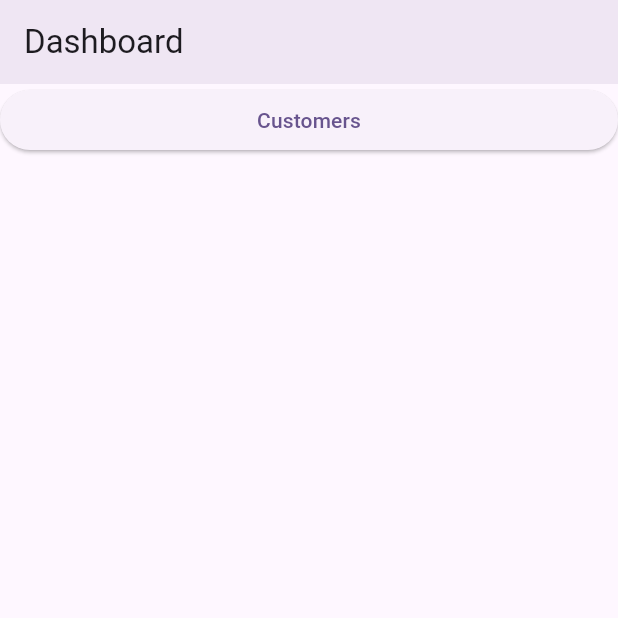
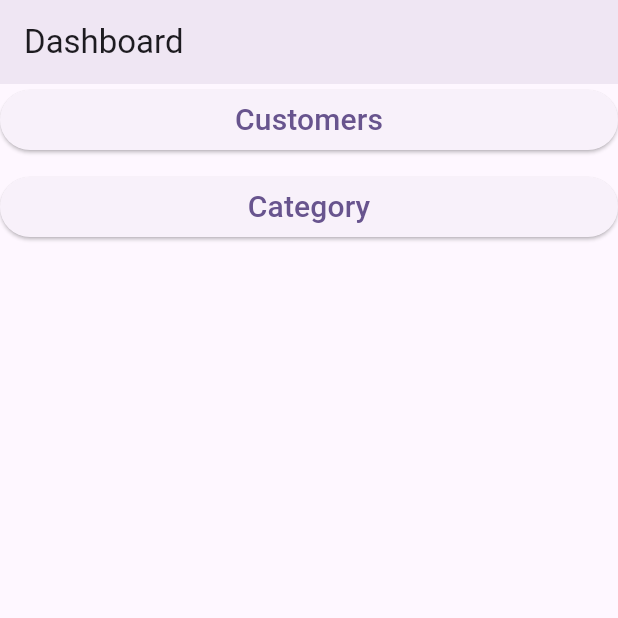
Before and after one commit to tulsi1729/QuickBill, a Flutter app: the screen it shows after launch, on a phone screen of 412 x 824 dp, the top half of it. Run offline on Flutter 3.47's test engine with Material 3 defaults, Android fonts, the phone set to English and light mode, and no system bars; our stand-ins replace flutter_riverpod; generated files the repository leaves out were written again.

Commit message:
Edit, Delete Categories Functionality  added

```diff
--- /dev/null
+++ b/lib/src/categories/models/categories.dart
@@ -0,0 +1,5 @@
+class Category {
+  final String guid;
+  final String name;
+  Category({required this.guid, required this.name});
+}
--- /dev/null
+++ b/lib/src/categories/presentation/view_categories_notifier.dart
@@ -0,0 +1,40 @@
+import 'dart:core';
+
+import 'package:flutter_riverpod/flutter_riverpod.dart';
+import 'package:quick_bill/src/categories/models/categories.dart';
+
+class ViewCategoriesNotifier extends Notifier<List<Category>> {
+  @override
+  List<Category> build() {
+    return <Category>[
+      Category(guid: '1', name: "Cake"),
+      Category(guid: '2', name: "Bread"),
+      Category(guid: '3', name: "Pau"),
+    ];
+  }
+
+  void add(Category newCategory) {
+    state = [...state, newCategory];
+  }
+
+  void edit(Category editCategory) {
+    List<Category> categories = [...state];
+    int index =
+        categories.indexWhere((category) => category.guid == editCategory.guid);
+    Category existing =
+        categories.firstWhere((category) => category.guid == editCategory.guid);
+    categories.remove(existing);
+    categories.insert(index, editCategory);
+    state = categories;
+  }
+
+  bool delete(Category deleteCategory) {
+    bool deleted = state.remove(deleteCategory);
+    state = [...state];
+    return deleted;
+  }
+}
+
+final categoriesProvider =
+    NotifierProvider<ViewCategoriesNotifier, List<Category>>(
+        ViewCategoriesNotifier.new);
--- a/lib/src/dashboard/presentation/dashboard_screen.dart
+++ b/lib/src/dashboard/presentation/dashboard_screen.dart
@@ -1,4 +1,5 @@
 import 'package:flutter/material.dart';
+import 'package:quick_bill/src/categories/presentation/view_categories.dart';
 import 'package:quick_bill/src/customers/presentation/view_customers.dart';
 import 'package:quick_bill/src/debug/red_container.dart';
 import 'package:quick_bill/src/localization/app_localizations_context.dart';
@@ -8,13 +9,15 @@ class DashboardScreen extends StatelessWidget {
 
   @override
   Widget build(BuildContext context) {
-    final Map<String, Type> items = {
-      "customers": ViewCustomers,
+    final keys = ["customers", "category"];
+    final Map<String, Widget Function(BuildContext)> items = {
+      "customers": (context) => const ViewCustomers(),
+      "category": (context) => const ViewCategories()
     };
     final Map<String, String> titlesMap = {
       "customers": context.l10n.customersLabel,
+      "category": context.l10n.categoryLabel,
     };
-    final keys = items.keys;
     return Scaffold(
       appBar: AppBar(
         title: Text(context.l10n.dashboardTitle),
@@ -34,10 +37,14 @@ class DashboardScreen extends StatelessWidget {
                   Navigator.push(
                     context,
                     MaterialPageRoute(
-                        builder: (context) => const ViewCustomers()),
+                        builder:
+                            items[key] ?? (context) => const Text("Not Found")),
                   );
                 },
-                child: Text(titlesMap[key] ?? ""));
+                child: Text(
+                  titlesMap[key] ?? "",
+                  style: const TextStyle(fontSize: 20),
+                ));
           }),
     );
   }
--- a/lib/src/localization/app_en.arb
+++ b/lib/src/localization/app_en.arb
@@ -7,5 +7,15 @@
     "editCustomerTitle": "Edit Customer",
     "saveCustomerLabel": "Save Customer",
     "customerNameRequiredMessage": "Please enter customer name",
-    "customerLabelRequiredMessage": "Enter Customer Name"
+    "customerLabelRequiredMessage": "Enter Customer Name",
+    "categoryLabel":"Category",
+    "viewCategoriesTitle":"View Categories",
+    "addCategoryTitle":"Add Category",
+    "categoryLabelRequiredMessage":"Enter Category Name",
+    "saveCategoryLabel":"Save Category",
+    "categoryNameRequiredMessage":"Please enter category name",
+    "categoryRequiredMessageDelete":"Category is deleted",
+    "categoryRequiredMessageNotDelete":"Category not deleted",
+    "customerRequiredMessageDelete":"Customer is deleted",
+    "customerRequiredMessageNotDelete":"Customer not deleted"
 }
```
Also changed, not shown: lib/src/categories/presentation/add_category.dart (added, +76 -0 lines), lib/src/categories/presentation/view_categories.dart (added, +86 -0 lines), lib/src/customers/presentation/view_customers.dart (+13 -1 lines).
